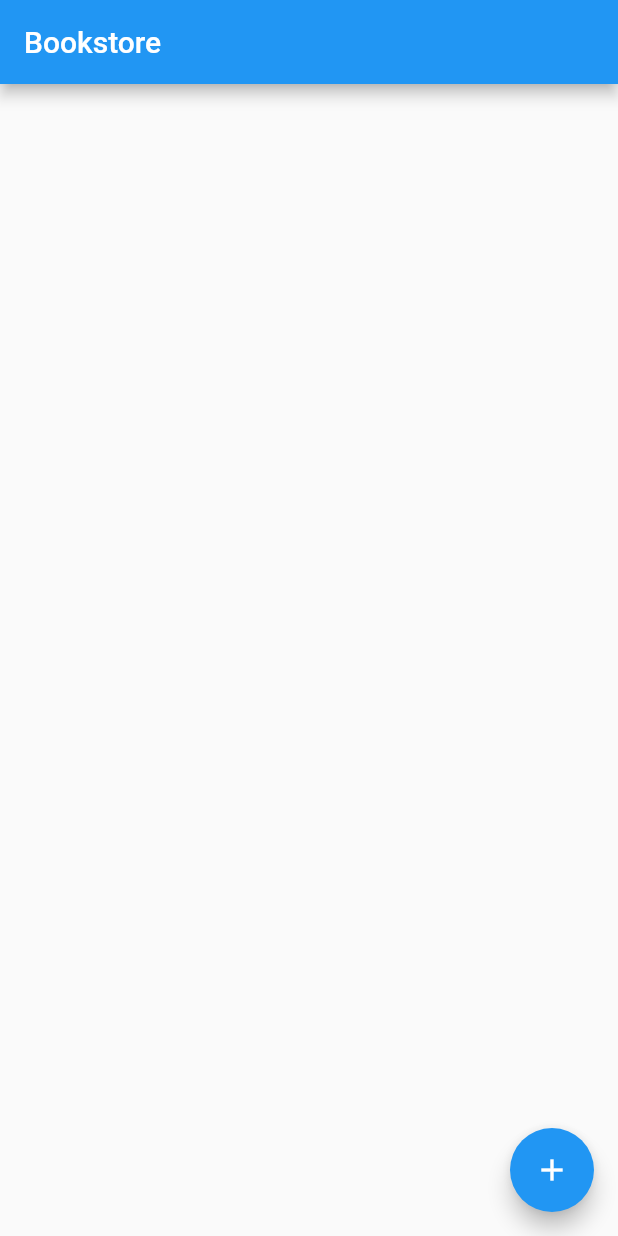
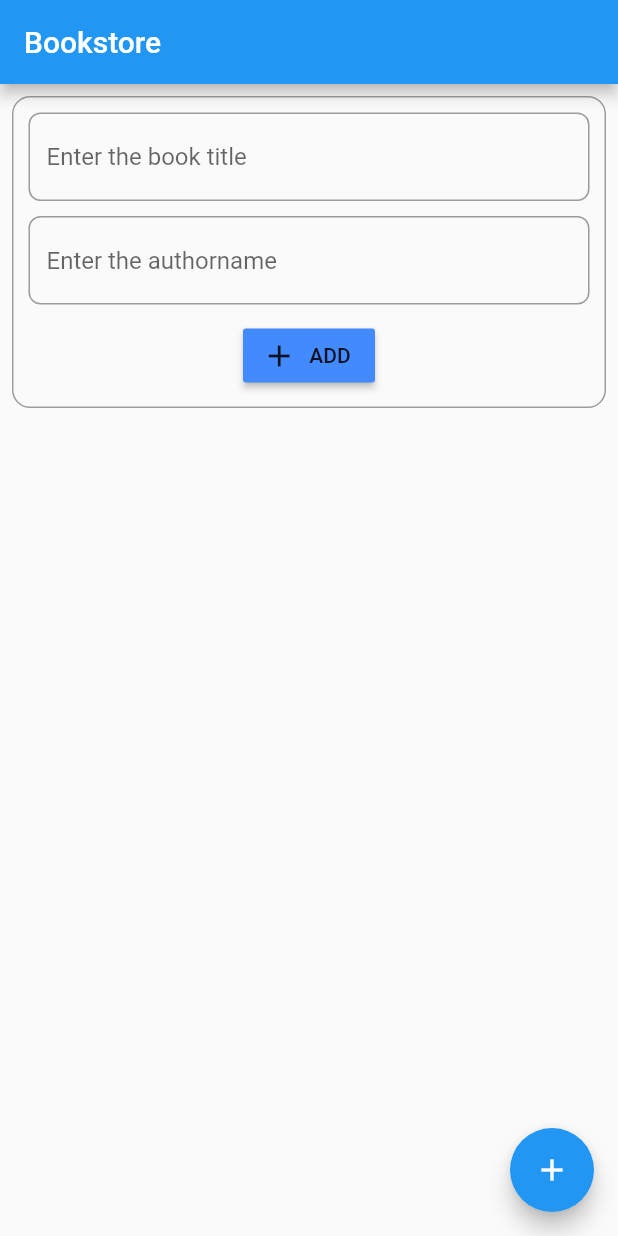
Before and after one commit to JossinAntony/flutter-bookstore-providerdemo, a Flutter app: the screen it shows after launch, on a phone screen of 412 x 824 dp. Run offline on Flutter 3.47's test engine with Material 2 defaults, Android fonts, the phone set to English and light mode, and no system bars.

Commit message:
User input-UI Screen set

```diff
--- a/lib/datamodel.dart
+++ b/lib/datamodel.dart
@@ -10,7 +10,7 @@ class Book{
 class BookModel extends ChangeNotifier{
   List<Book> booklist = [];
 
-  addBookToModel(String title, String author, double price){
+  addBookToModel({String title, String author, double price}){
     booklist.add(Book(title: title, author: author,price: price));
     notifyListeners();
   }
--- a/lib/displayBooks.dart
+++ b/lib/displayBooks.dart
@@ -1,4 +1,7 @@
+import 'package:flutter/cupertino.dart';
 import 'package:flutter/material.dart';
+import 'package:provider/provider.dart';
+import 'package:booklist_providerdemo_flutter/datamodel.dart';
 
 class DisplayBooks extends StatelessWidget {
   @override
@@ -7,12 +10,70 @@ class DisplayBooks extends StatelessWidget {
       appBar: AppBar(
         title: Text('Bookstore'),
       ),
-      body: Container(),
+      body: SingleChildScrollView(
+        child:
+        Padding(
+          padding: const EdgeInsets.all(8.0),
+          child: Column(
+            mainAxisAlignment: MainAxisAlignment.center,
+            children: <Widget>[
+              Container(
+                padding: EdgeInsets.all(10.0),
+                decoration: BoxDecoration(
+                  border: Border.all(
+                    style: BorderStyle.solid,
+                    color: Colors.grey,
+                  ),
+                  borderRadius: BorderRadius.circular(12),
+                ),
+                child: Column(
+                  children: <Widget>[
+                    TextField(
+                      decoration: InputDecoration(
+                        border: OutlineInputBorder(
+                          borderRadius: BorderRadius.circular(8.0),
+                        ),
+                        hintText: 'Enter the book title',
+                      ),
+                    ),
+
+                    SizedBox(height: 10),
+
+                    TextField(
+                      decoration: InputDecoration(
+                        border: OutlineInputBorder(
+                          borderRadius: BorderRadius.circular(8.0),
+                        ),
+                        hintText: 'Enter the authorname',
+                      ),
+                    ),
+
+                    SizedBox(height: 10),
+
+                    RaisedButton.icon(
+                      color: Colors.blueAccent,
+                        icon: Icon(Icons.add),
+                        label: Text('ADD'),
+                        onPressed: (){
+
+                        },
+                    )
+                  ],
+                ),
+              ),
+            ],
+          ),
+        ),
+      ),
       floatingActionButton: FloatingActionButton(
-          onPressed: (){
-
-          },
-      child: Icon(Icons.add),),
+        //onPressed: () {
+/*          Provider.of<BookModel>(context, listen: false).addBookToModel(
+              title: titleCntrl.text,
+              author: authorCntrl.text,
+              price: priceCntrl.text);
+        },*/
+        child: Icon(Icons.add),
+      ),
     );
   }
 }
```
